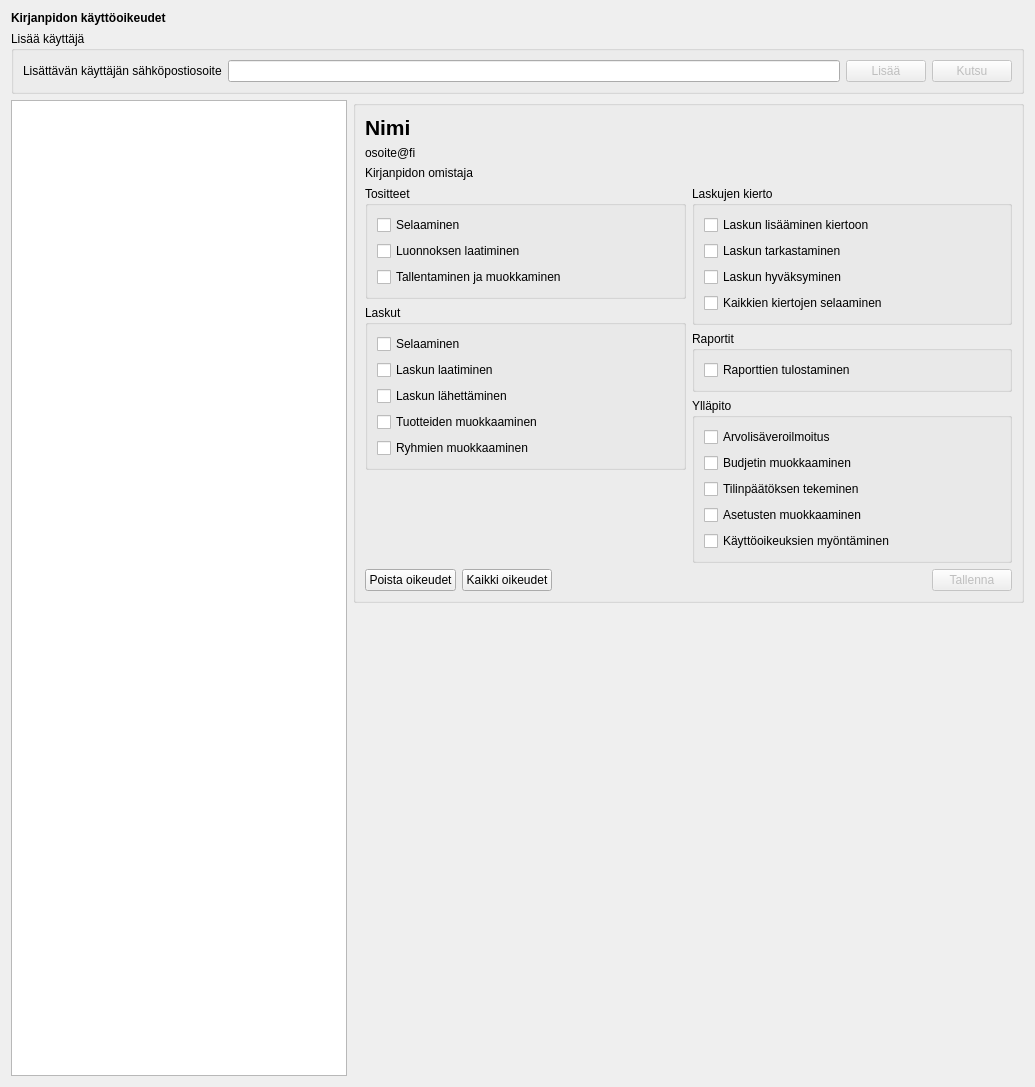
Above: kitsas/maaritys/kayttooikeudet/kayttooikeudet.ui from artoh/kitupiikki before the change. Below: the same form after it.
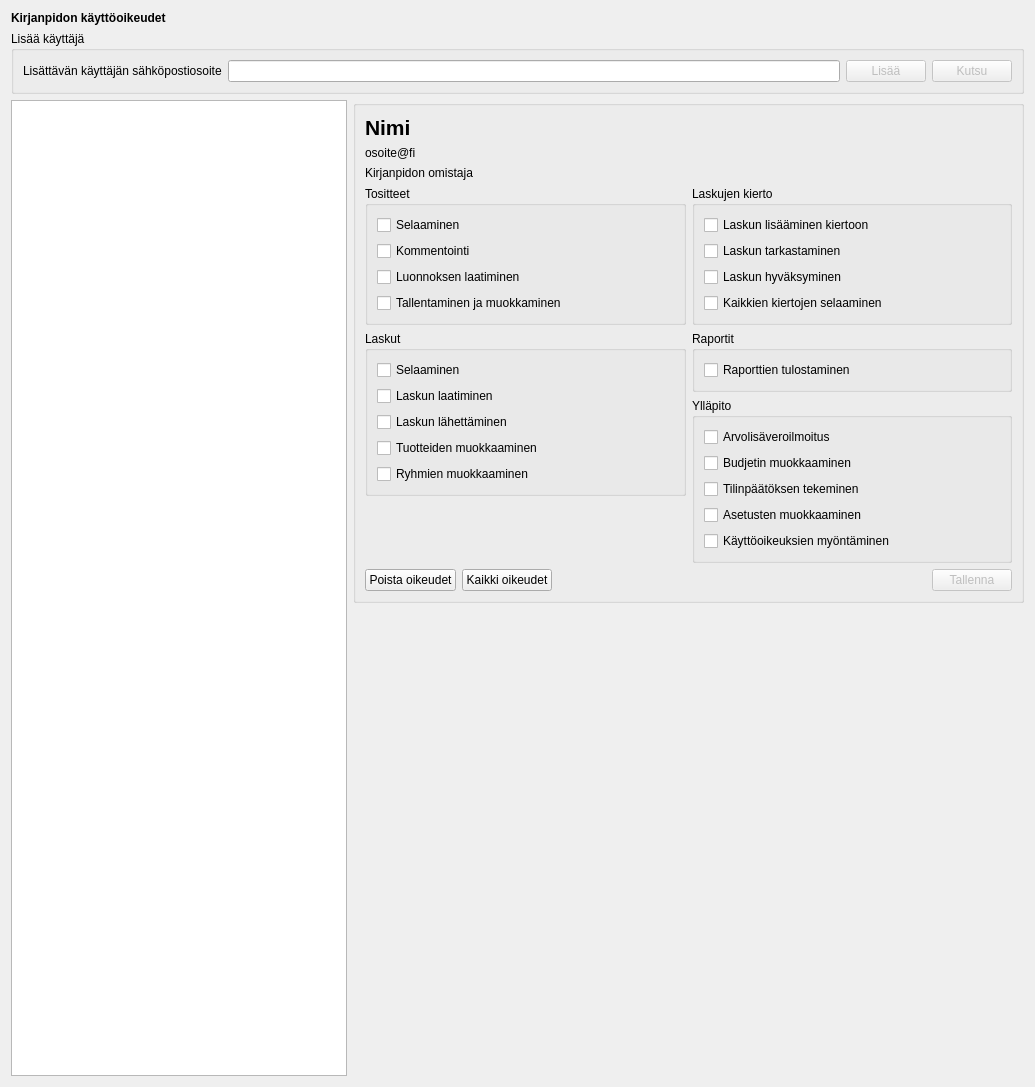
That is the form after the change. Icons and pictures are not drawn.

```diff
--- a/kitsas/maaritys/kayttooikeudet/kayttooikeudet.ui
+++ b/kitsas/maaritys/kayttooikeudet/kayttooikeudet.ui
@@ -169,6 +169,16 @@
                    </property>
                   </widget>
                  </item>
+                 <item>
+                  <widget class="QCheckBox" name="check_Tk">
+                   <property name="text">
+                    <string>Kommentointi</string>
+                   </property>
+                   <property name="Oikeus" stdset="0">
+                    <string notr="true">Tk</string>
+                   </property>
+                  </widget>
+                 </item>
                  <item>
                   <widget class="QCheckBox" name="checkBox_3">
                    <property name="text">
```
Left out of the diff: 28 changed lines with no effect on the pictures.
